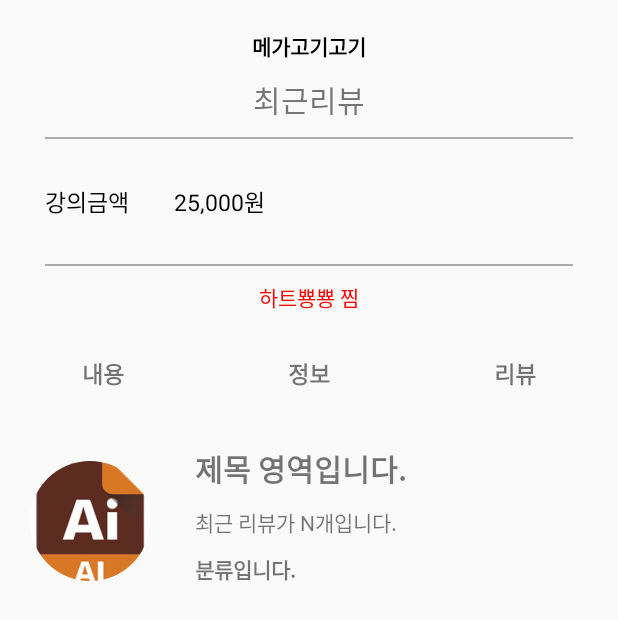
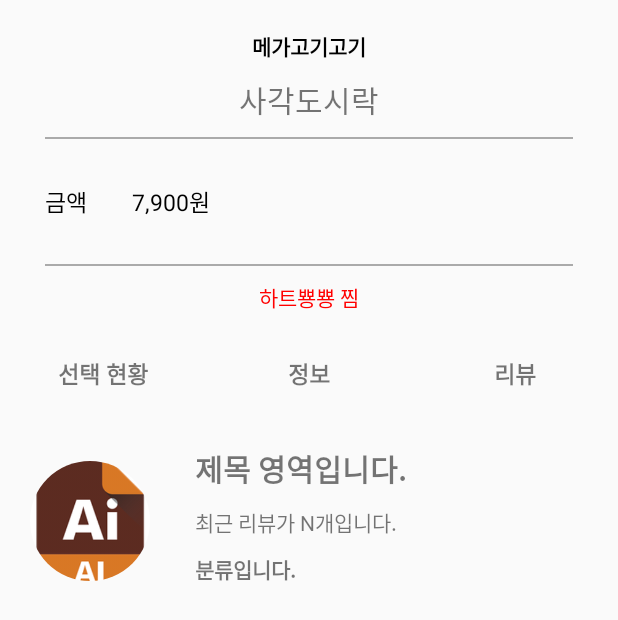
Before and after one commit to biterkim/Comin, an Android app: the fragment SquareFragment shown on its own in the app's theme, after a tap on "메가고기고기", on a phone screen of 412 x 824 dp. Shown: the top 620 px of the screen. Run offline under Robolectric (Android 15) with nearby library versions, the phone set to English and light mode, and no system bars; our stand-ins replace CircleImageView, Firebase (no records; nobody signed in at launch, a user with empty details on screens opened directly).

Commit message:
주석추가 및 탭 수정 및 SquareFragment 추가

```diff
--- a/app/src/main/java/com/example/comin/Fragment/ListFragment/ContentsListModel.kt
+++ b/app/src/main/java/com/example/comin/Fragment/ListFragment/ContentsListModel.kt
@@ -2,8 +2,9 @@ package com.example.comin.Fragment.ListFragment
 
 data class ContentsListModel(
 
-    var image : Int,
-    var title : String,
-    var number : Int,
-    var category : String
+    var image: Int,
+    var title: String,
+    var number: Int,
+    var price: String,
+    var category: String
 )
--- a/app/src/main/java/com/example/comin/Fragment/ListFragment/FirstFragment.kt
+++ b/app/src/main/java/com/example/comin/Fragment/ListFragment/FirstFragment.kt
@@ -26,15 +26,15 @@ class FirstFragment : Fragment() {
 
         val list_array = arrayListOf<ContentsListModel>(
 
-            ContentsListModel(R.drawable.list1,"Lang1",1,""),
-            ContentsListModel(R.drawable.list2,"Lang2",1,"d"),
-            ContentsListModel(R.drawable.list3,"Lang3",1,"d"),
-            ContentsListModel(R.drawable.list4,"Lang4",1,"d"),
-            ContentsListModel(R.drawable.list5,"Lang5",1,"d"),
-            ContentsListModel(R.drawable.list6,"Lang6",1,"d"),
-            ContentsListModel(R.drawable.list7,"Lang7",1,"d"),
-            ContentsListModel(R.drawable.list8,"Lang8",1,"d"),
-            ContentsListModel(R.drawable.list9,"Lang9",1,"d")
+//            ContentsListModel(R.drawable.list1,"Lang1",1,"", ""),
+//            ContentsListModel(R.drawable.list2,"Lang2",1,"d"),
+//            ContentsListModel(R.drawable.list3,"Lang3",1,"d"),
+//            ContentsListModel(R.drawable.list4,"Lang4",1,"d"),
+//            ContentsListModel(R.drawable.list5,"Lang5",1,"d"),
+//            ContentsListModel(R.drawable.list6,"Lang6",1,"d"),
+//            ContentsListModel(R.drawable.list7,"Lang7",1,"d"),
+//            ContentsListModel(R.drawable.list8,"Lang8",1,"d"),
+//            ContentsListModel(R.drawable.list9,"Lang9",1,"d")
 
         )
 
--- a/app/src/main/java/com/example/comin/Fragment/ListFragment/SquareFragment.kt
+++ b/app/src/main/java/com/example/comin/Fragment/ListFragment/SquareFragment.kt
@@ -10,7 +10,6 @@ import com.example.comin.Fragment.MarketInfo.MarketInfoActivity
 
 import com.example.comin.R
 import com.example.comin.Utils.FirebaseUtils
-import kotlinx.android.synthetic.main.fragment_first.view.*
 import kotlinx.android.synthetic.main.fragment_square.view.*
 
 /**
@@ -25,32 +24,32 @@ class SquareFragment : Fragment() {
         // Inflate the layout for this fragment
 
         val view :View = inflater.inflate(R.layout.fragment_square, container, false)
-
+        val category = "사각도시락"
         val list_array = arrayListOf<ContentsListModel>(
 
-            ContentsListModel(R.drawable.square1,"메가고기고기",1,""),
-            ContentsListModel(R.drawable.square2,"생선까스도련님고기고기",1,"d"),
-            ContentsListModel(R.drawable.square3,"돈까스도련님고기고기",1,"d"),
-            ContentsListModel(R.drawable.square4,"탕수육도련님고기고기",1,"d"),
-            ContentsListModel(R.drawable.square5,"새치 고기고기",1,"d"),
-            ContentsListModel(R.drawable.square6,"돈치 고기고기",1,"d"),
-            ContentsListModel(R.drawable.square7,"고기고기",1,"d"),
-            ContentsListModel(R.drawable.square8,"제육 김치찌개 정식",1,"d"),
-            ContentsListModel(R.drawable.square9,"고등어 불고기 정식",1,"d"),
-            ContentsListModel(R.drawable.square10,"콤비네이션 정식",1,"d"),
-            ContentsListModel(R.drawable.square11,"숯불직화구이",1,"d"),
-            ContentsListModel(R.drawable.square12,"소불고기",1,"d"),
-            ContentsListModel(R.drawable.square13,"메가치킨제육",1,"d"),
-            ContentsListModel(R.drawable.square14,"생선까스도련님",1,"d"),
-            ContentsListModel(R.drawable.square15,"칠리 찹쌀탕수육도련님",1,"d"),
-            ContentsListModel(R.drawable.square16,"오리지널 찹쌀탕수육",1,"d"),
-            ContentsListModel(R.drawable.square17,"동백",1,"d"),
-            ContentsListModel(R.drawable.square18,"치킨제육",1,"d"),
-            ContentsListModel(R.drawable.square19,"국화",1,"d"),
-            ContentsListModel(R.drawable.square20,"돈까스도련님",1,"d"),
-            ContentsListModel(R.drawable.square21,"제육볶음",1,"d"),
-            ContentsListModel(R.drawable.square22,"한솥밥",1,"d"),
-            ContentsListModel(R.drawable.square23,"현미밥",1,"d")
+            ContentsListModel(R.drawable.square1,"메가고기고기",1,"7,900원", category),
+            ContentsListModel(R.drawable.square2,"생선까스도련님고기고기",1,"5,500원", category),
+            ContentsListModel(R.drawable.square3,"돈까스도련님고기고기",1,"5,500원", category),
+            ContentsListModel(R.drawable.square4,"탕수육도련님고기고기",1,"5,600원",category),
+            ContentsListModel(R.drawable.square5,"새치 고기고기",1,"6,000원",category),
+            ContentsListModel(R.drawable.square6,"돈치 고기고기",1,"5,200원",category),
+            ContentsListModel(R.drawable.square7,"고기고기",1,"4,000원",category),
+            ContentsListModel(R.drawable.square8,"제육 김치찌개 정식",1,"8,000원",category),
+            ContentsListModel(R.drawable.square9,"고등어 불고기 정식",1,"7,000원",category),
+            ContentsListModel(R.drawable.square10,"콤비네이션 정식",1,"6,000원",category),
+            ContentsListModel(R.drawable.square11,"숯불직화구이",1,"6,500원",category),
+            ContentsListModel(R.drawable.square12,"소불고기",1,"5,000원",category),
+            ContentsListModel(R.drawable.square13,"메가치킨제육",1,"6,900원",category),
+            ContentsListModel(R.drawable.square14,"생선까스도련님",1,"3,900원",category),
+            ContentsListModel(R.drawable.square15,"칠리 찹쌀탕수육도련님",1,"4,000원",category),
+            ContentsListModel(R.drawable.square16,"오리지널 찹쌀탕수육",1,"4,700원",category),
+            ContentsListModel(R.drawable.square17,"동백",1,"5,000원",category),
+            ContentsListModel(R.drawable.square18,"치킨제육",1,"4,400원",category),
+            ContentsListModel(R.drawable.square19,"국화",1,"4,200원",category),
+            ContentsListModel(R.drawable.square20,"돈까스도련님",1,"3,900원",category),
+            ContentsListModel(R.drawable.square21,"제육볶음",1,"3,900원",category),
+            ContentsListModel(R.drawable.square22,"한솥밥",1,"1,000원",category),
+            ContentsListModel(R.drawable.square23,"현미밥",1,"1,700원",category)
 
 
         )
@@ -111,6 +110,8 @@ class SquareFragment : Fragment() {
 
             val intent = Intent(requireContext(), MarketInfoActivity::class.java)
             intent.putExtra("title",list_array.get(i).title)
+            intent.putExtra("category",list_array.get(i).category)
+            intent.putExtra("price",list_array.get(i).price)//제품도 가격마다 바꾸기 위함
             startActivity(intent)
 
         }
--- a/app/src/main/java/com/example/comin/Fragment/ListFragment/ThirdFragment.kt
+++ b/app/src/main/java/com/example/comin/Fragment/ListFragment/ThirdFragment.kt
@@ -24,16 +24,16 @@ class ThirdFragment : Fragment() {
         val view :View =inflater.inflate(R.layout.fragment_third, container, false);
 
         val list_array = arrayListOf<ContentsListModel>(
-
-            ContentsListModel(R.drawable.list3_1,"메가불닭치킨 고로케",1,""),
-            ContentsListModel(R.drawable.list3_2,"메가불닭참치 고로케",1,"d"),
-            ContentsListModel(R.drawable.list3_3,"메가불닭치킨 케이준",1,"d"),
-            ContentsListModel(R.drawable.list3_4,"메가불닭참치 케이준",1,"d"),
-            ContentsListModel(R.drawable.list3_5,"메가불닭치킨마요",1,"d"),
-            ContentsListModel(R.drawable.list3_6,"메가불닭참치마요",1,"d"),
-            ContentsListModel(R.drawable.list3_7,"피자불고기마요",1,"d"),
-            ContentsListModel(R.drawable.list3_8,"피자치킨마요",1,"d"),
-            ContentsListModel(R.drawable.list3_9,"갈비치킨마요",1,"d")
+//
+//            ContentsListModel(R.drawable.list3_1,"메가불닭치킨 고로케",1,""),
+//            ContentsListModel(R.drawable.list3_2,"메가불닭참치 고로케",1,"d"),
+//            ContentsListModel(R.drawable.list3_3,"메가불닭치킨 케이준",1,"d"),
+//            ContentsListModel(R.drawable.list3_4,"메가불닭참치 케이준",1,"d"),
+//            ContentsListModel(R.drawable.list3_5,"메가불닭치킨마요",1,"d"),
+//            ContentsListModel(R.drawable.list3_6,"메가불닭참치마요",1,"d"),
+//            ContentsListModel(R.drawable.list3_7,"피자불고기마요",1,"d"),
+//            ContentsListModel(R.drawable.list3_8,"피자치킨마요",1,"d"),
+//            ContentsListModel(R.drawable.list3_9,"갈비치킨마요",1,"d")
         )
 
         val list_adapter =
--- a/app/src/main/java/com/example/comin/Fragment/MarketInfo/InfoFragment.kt
+++ b/app/src/main/java/com/example/comin/Fragment/MarketInfo/InfoFragment.kt
@@ -5,6 +5,7 @@ import androidx.fragment.app.Fragment
 import android.view.LayoutInflater
 import android.view.View
 import android.view.ViewGroup
+import com.example.comin.Fragment.ListFragment.ContentsListModel
 
 import com.example.comin.R
 
@@ -17,7 +18,7 @@ class InfoFragment : Fragment() {
         inflater: LayoutInflater, container: ViewGroup?,
         savedInstanceState: Bundle?
     ): View? {
-        // Inflate the layout for this fragment
+
         return inflater.inflate(R.layout.fragment_info, container, false)
     }
 
--- a/app/src/main/java/com/example/comin/Fragment/MarketInfo/MarketInfoActivity.kt
+++ b/app/src/main/java/com/example/comin/Fragment/MarketInfo/MarketInfoActivity.kt
@@ -21,6 +21,8 @@ class MarketInfoActivity : AppCompatActivity() {
         setContentView(R.layout.activity_market_info)
 
         lecture_text.text = intent.getStringExtra("title")
+        lecture_review_count.text = intent.getStringExtra("category")//카테고리 변경을 위함
+        price_real_text.text = intent.getStringExtra("price")//제품마다 가격도 변경해주기 위함
 
         FirebaseUtils.db
             .collection("zzim")
--- a/app/src/main/res/layout/activity_market_info.xml
+++ b/app/src/main/res/layout/activity_market_info.xml
@@ -46,7 +46,7 @@
 
         <TextView
             android:id="@+id/price_text"
-            android:text="강의금액"
+            android:text="금액"
             android:layout_width="wrap_content"
             app:layout_constraintTop_toTopOf="parent"
             app:layout_constraintLeft_toLeftOf="parent"
@@ -114,7 +114,7 @@
             app:layout_constraintEnd_toStartOf="@id/figure_2"
             app:layout_constraintHorizontal_weight="1"
             app:layout_constraintStart_toStartOf="parent"
-            android:text="내용"/>
+            android:text="선택 현황"/>
 
         <TextView
             android:id="@+id/figure_2"
--- a/app/src/main/res/layout/fragment_info.xml
+++ b/app/src/main/res/layout/fragment_info.xml
@@ -5,21 +5,21 @@
     android:layout_height="match_parent"
     tools:context=".Fragment.MarketInfo.InfoFragment">
 
-    <!-- TODO: Update blank fragment layout -->
     <TextView
         android:layout_margin="10dp"
         android:layout_width="match_parent"
         android:layout_height="wrap_content"
         android:textSize="20dp"
         android:textStyle="bold"
-        android:text="강의 소개" />
+        android:text="제품 정보" />
 
     <TextView
+        android:id="@+id/food_information"
         android:layout_width="match_parent"
         android:layout_height="wrap_content"
         android:layout_marginTop="50dp"
         android:layout_marginLeft="20dp"
         android:layout_marginRight="20dp"
-        android:text="아아아아아아앙설명설명아아아아아아아알머안러마너라ㅓㅁㄴ아러"/>
+        android:text="아아아아아아앙설명설명아아아아아아아"/>
 
 </FrameLayout>
```
